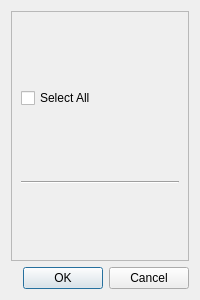
The window that GitStats/checkboxdialog.ui (TheStickLord/GitStats) describes before a commit, drawn with Qt 5.
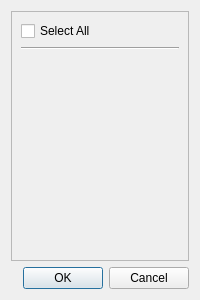
The same window after the commit.

The edit to the form file:
```diff
--- a/GitStats/checkboxdialog.ui
+++ b/GitStats/checkboxdialog.ui
@@ -10,6 +10,18 @@
     <height>300</height>
    </rect>
   </property>
+  <property name="minimumSize">
+   <size>
+    <width>200</width>
+    <height>300</height>
+   </size>
+  </property>
+  <property name="maximumSize">
+   <size>
+    <width>200</width>
+    <height>16777215</height>
+   </size>
+  </property>
   <property name="windowTitle">
    <string>Dialog</string>
   </property>
@@ -46,6 +58,19 @@
        <item>
         <layout class="QVBoxLayout" name="OptionSlots"/>
        </item>
+       <item>
+        <spacer name="verticalSpacer">
+         <property name="orientation">
+          <enum>Qt::Orientation::Vertical</enum>
+         </property>
+         <property name="sizeHint" stdset="0">
+          <size>
+           <width>20</width>
+           <height>40</height>
+          </size>
+         </property>
+        </spacer>
+       </item>
       </layout>
      </widget>
     </widget>
```
